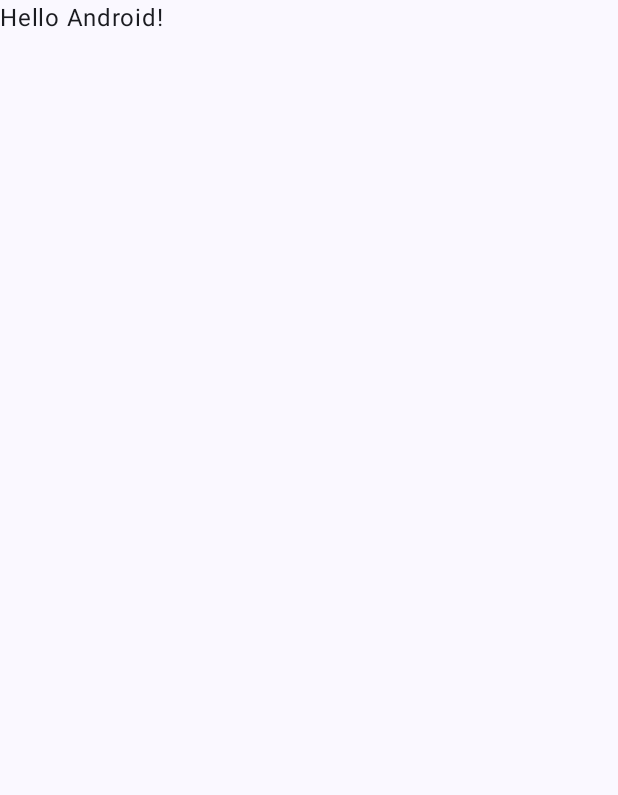
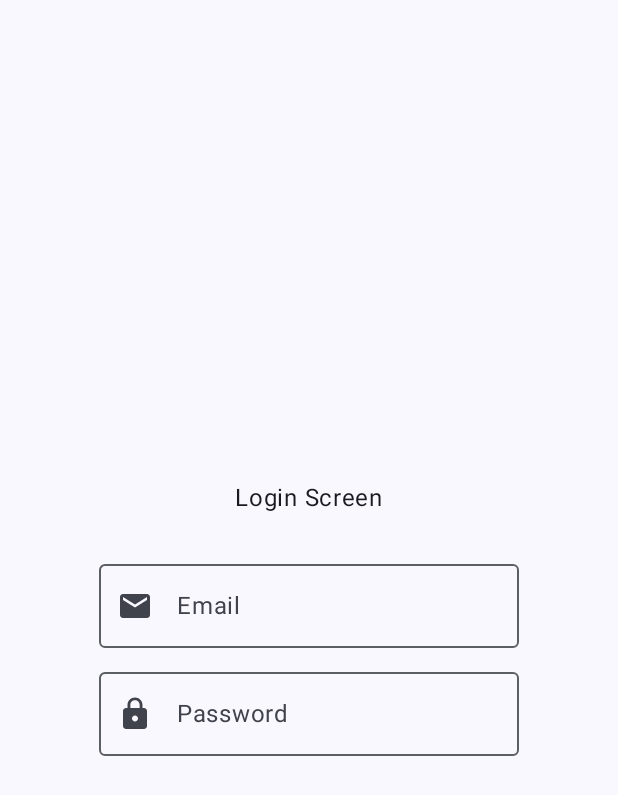
Before and after one commit to erkocali1/MyComposeApp, an Android app built with Jetpack Compose: the screen it shows after launch (MainActivity), on a phone screen of 412 x 824 dp. Before the commit the part shown is almost empty. Shown: the top 795 px of the screen. Run offline under Robolectric (Android 15) with nearby library versions, the phone set to English and light mode, and no system bars; our stand-ins replace Dagger/Hilt's generated code.

Commit message:
LoginScreen defined with UiState

```diff
--- a/app/src/main/AndroidManifest.xml
+++ b/app/src/main/AndroidManifest.xml
@@ -5,6 +5,7 @@
     <uses-permission android:name="android.permission.INTERNET"/>
 
     <application
+        android:name=".ui.theme.MainApplication"
         android:allowBackup="true"
         android:dataExtractionRules="@xml/data_extraction_rules"
         android:fullBackupContent="@xml/backup_rules"
--- a/app/src/main/java/com/example/mycomposeapp/MainActivity.kt
+++ b/app/src/main/java/com/example/mycomposeapp/MainActivity.kt
@@ -10,8 +10,11 @@ import androidx.compose.material3.Text
 import androidx.compose.runtime.Composable
 import androidx.compose.ui.Modifier
 import androidx.compose.ui.tooling.preview.Preview
+import com.example.mycomposeapp.feature.appstate.MainApp
 import com.example.mycomposeapp.ui.theme.MyComposeAppTheme
+import dagger.hilt.android.AndroidEntryPoint
 
+@AndroidEntryPoint
 class MainActivity : ComponentActivity() {
     override fun onCreate(savedInstanceState: Bundle?) {
         super.onCreate(savedInstanceState)
@@ -22,25 +25,9 @@ class MainActivity : ComponentActivity() {
                     modifier = Modifier.fillMaxSize(),
                     color = MaterialTheme.colorScheme.background
                 ) {
-                    Greeting("Android")
+                    MainApp()
                 }
             }
         }
     }
 }
-
-@Composable
-fun Greeting(name: String, modifier: Modifier = Modifier) {
-    Text(
-        text = "Hello $name!",
-        modifier = modifier
-    )
-}
-
-@Preview(showBackground = true)
-@Composable
-fun GreetingPreview() {
-    MyComposeAppTheme {
-        Greeting("Android")
-    }
-}
--- /dev/null
+++ b/app/src/main/java/com/example/mycomposeapp/feature/appstate/MainApp.kt
@@ -0,0 +1,21 @@
+package com.example.mycomposeapp.feature.appstate
+
+import androidx.compose.foundation.layout.padding
+import androidx.compose.material3.ExperimentalMaterial3Api
+import androidx.compose.material3.Scaffold
+import androidx.compose.runtime.Composable
+import androidx.compose.ui.Modifier
+import com.example.mycomposeapp.feature.navigation.MainNavHost
+
+
+@OptIn(ExperimentalMaterial3Api::class)
+@Composable
+fun MainApp(
+    modifier: Modifier = Modifier,
+    appState: MainAppState = rememberMainAppState(),
+) {
+    Scaffold(modifier = modifier) {
+        MainNavHost(navController = appState.navController, modifier = modifier.padding(it))
+
+    }
+}
--- /dev/null
+++ b/app/src/main/java/com/example/mycomposeapp/feature/appstate/MainAppState.kt
@@ -0,0 +1,32 @@
+package com.example.mycomposeapp.feature.appstate
+
+import androidx.compose.runtime.Composable
+import androidx.compose.runtime.Stable
+import androidx.compose.runtime.remember
+import androidx.compose.runtime.rememberCoroutineScope
+import androidx.navigation.NavDestination
+import androidx.navigation.NavHostController
+import androidx.navigation.compose.currentBackStackEntryAsState
+import androidx.navigation.compose.rememberNavController
+import kotlinx.coroutines.CoroutineScope
+
+@Composable
+fun rememberMainAppState(
+    coroutineScope: CoroutineScope = rememberCoroutineScope(),
+    navController: NavHostController = rememberNavController()
+): MainAppState {
+    return remember(navController, coroutineScope) {
+        MainAppState(navController, coroutineScope)
+    }
+
+}
+
+@Stable
+class MainAppState(
+    val navController: NavHostController,
+    val coroutineScope: CoroutineScope,
+) {
+    val currentDestination: NavDestination?
+        @Composable get() = navController
+            .currentBackStackEntryAsState().value?.destination
+}
--- /dev/null
+++ b/app/src/main/java/com/example/mycomposeapp/feature/login/LoginScreen.kt
@@ -0,0 +1,87 @@
+package com.example.mycomposeapp.feature.login
+
+import androidx.compose.foundation.layout.Arrangement
+import androidx.compose.foundation.layout.Column
+import androidx.compose.foundation.layout.Spacer
+import androidx.compose.foundation.layout.fillMaxSize
+import androidx.compose.foundation.layout.height
+import androidx.compose.foundation.layout.padding
+import androidx.compose.material.icons.Icons
+import androidx.compose.material.icons.filled.Email
+import androidx.compose.material.icons.filled.Lock
+import androidx.compose.material3.ExperimentalMaterial3Api
+import androidx.compose.material3.Icon
+import androidx.compose.material3.OutlinedTextField
+import androidx.compose.material3.Scaffold
+import androidx.compose.material3.Text
+import androidx.compose.runtime.Composable
+import androidx.compose.runtime.getValue
+import androidx.compose.ui.Alignment
+import androidx.compose.ui.Modifier
+import androidx.compose.ui.unit.dp
+import androidx.hilt.navigation.compose.hiltViewModel
+import androidx.lifecycle.compose.collectAsStateWithLifecycle
+
+@Composable
+internal fun LoginScreenRoute(
+    modifier: Modifier = Modifier, viewModel: LoginViewModel = hiltViewModel()
+) {
+    val loginUiState by viewModel.uiState.collectAsStateWithLifecycle()
+    LoginScreen(modifier = modifier, loginUiState = loginUiState)
+}
+
+@OptIn(ExperimentalMaterial3Api::class)
+@Composable
+fun LoginScreen(
+    modifier: Modifier = Modifier, loginUiState: LoginUiState
+) {
+    Scaffold {
+        Content(modifier = modifier.padding(it), loginUiState = loginUiState)
+
+    }
+}
+
+@OptIn(ExperimentalMaterial3Api::class)
+@Composable
+private fun Content(modifier: Modifier = Modifier, loginUiState: LoginUiState) {
+    Column(
+        modifier = modifier.fillMaxSize(),
+        verticalArrangement = Arrangement.Center,
+        horizontalAlignment = Alignment.CenterHorizontally
+    ) {
+        Text(text = "Login Screen")
+        Spacer(modifier = Modifier.height(24.dp))
+
+        OutlinedTextField(
+            label = {
+                Text(text = "Email")
+            },
+            leadingIcon = {
+                Icon(
+                    imageVector = Icons.Filled.Email,
+                    contentDescription = "Email"
+                )
+            },
+
+            value = loginUiState.email,
+            onValueChange = {}
+        )
+        Spacer(modifier = Modifier.height(8.dp))
+
+        OutlinedTextField(
+            label = {
+                Text(text = "Password")
+            },
+            leadingIcon = {
+                Icon(
+                    imageVector = Icons.Filled.Lock,
+                    contentDescription = "Email"
+                )
+            },
+
+            value = loginUiState.email,
+            onValueChange = {})
+    }
+
+
+}
--- /dev/null
+++ b/app/src/main/java/com/example/mycomposeapp/feature/login/LoginViewModel.kt
@@ -0,0 +1,18 @@
+package com.example.mycomposeapp.feature.login
+
+import androidx.lifecycle.ViewModel
+import dagger.hilt.android.lifecycle.HiltViewModel
+import kotlinx.coroutines.flow.MutableStateFlow
+import javax.inject.Inject
+
+@HiltViewModel
+class LoginViewModel @Inject constructor():ViewModel() {
+    private val _uiState:MutableStateFlow<LoginUiState> = MutableStateFlow(LoginUiState())
+    val uiState=_uiState
+}
+
+    data class LoginUiState(
+        val loading:Boolean=false,
+        val email:String="",
+        val password:String=""
+    )
--- /dev/null
+++ b/app/src/main/java/com/example/mycomposeapp/feature/navigation/LoginNavigation.kt
@@ -0,0 +1,13 @@
+package com.example.mycomposeapp.feature.navigation
+
+import androidx.navigation.NavGraphBuilder
+import androidx.navigation.compose.composable
+import com.example.mycomposeapp.feature.login.LoginScreenRoute
+
+const val LoginNavigationRoute ="login_route"
+
+fun NavGraphBuilder.loginScreen(){
+    composable(LoginNavigationRoute){
+        LoginScreenRoute()
+    }
+}
--- /dev/null
+++ b/app/src/main/java/com/example/mycomposeapp/feature/navigation/MainNavHost.kt
@@ -0,0 +1,17 @@
+package com.example.mycomposeapp.feature.navigation
+
+import androidx.compose.runtime.Composable
+import androidx.compose.ui.Modifier
+import androidx.navigation.NavHostController
+import androidx.navigation.compose.NavHost
+
+@Composable
+fun MainNavHost(navController: NavHostController, modifier: Modifier=Modifier, startDestination: String= LoginNavigationRoute) {
+    NavHost(
+        navController = navController,
+        modifier = modifier,
+        startDestination = startDestination
+    ){
+       loginScreen()
+    }
+}
--- /dev/null
+++ b/app/src/main/java/com/example/mycomposeapp/ui/theme/MainApplication.kt
@@ -0,0 +1,14 @@
+package com.example.mycomposeapp.ui.theme
+
+import android.app.Application
+import com.google.firebase.FirebaseApp
+import dagger.hilt.android.HiltAndroidApp
+
+@HiltAndroidApp
+class MainApplication :Application(){
+
+    override fun onCreate() {
+        super.onCreate()
+//        FirebaseApp.initializeApp(this)
+    }
+}
```
